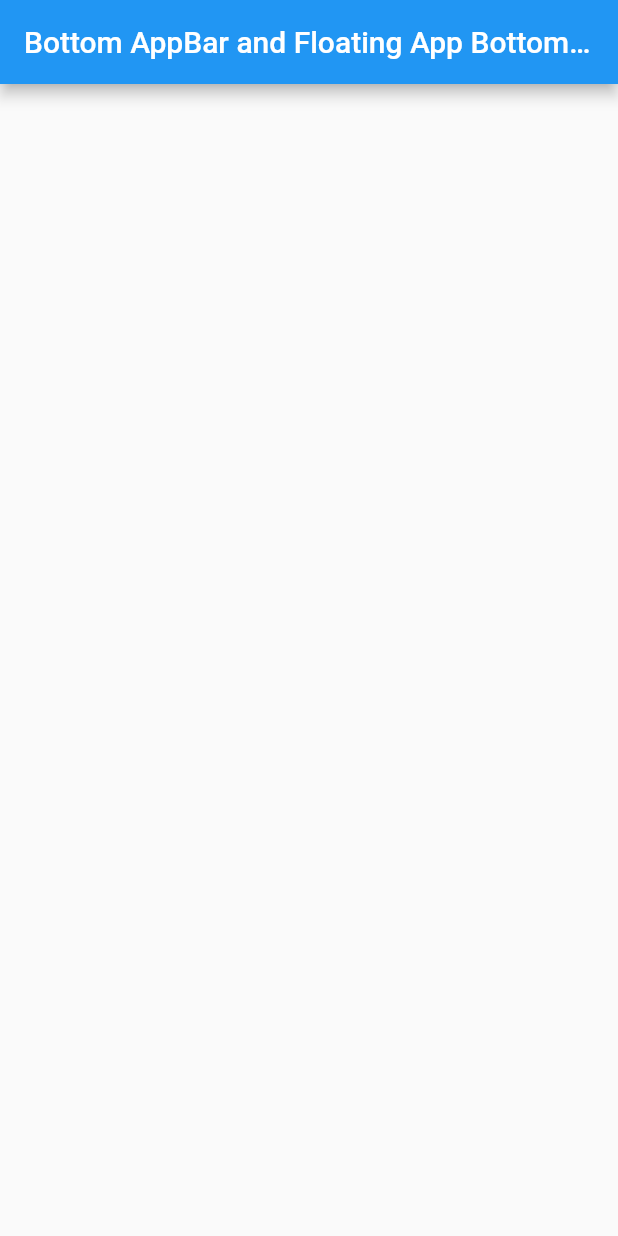
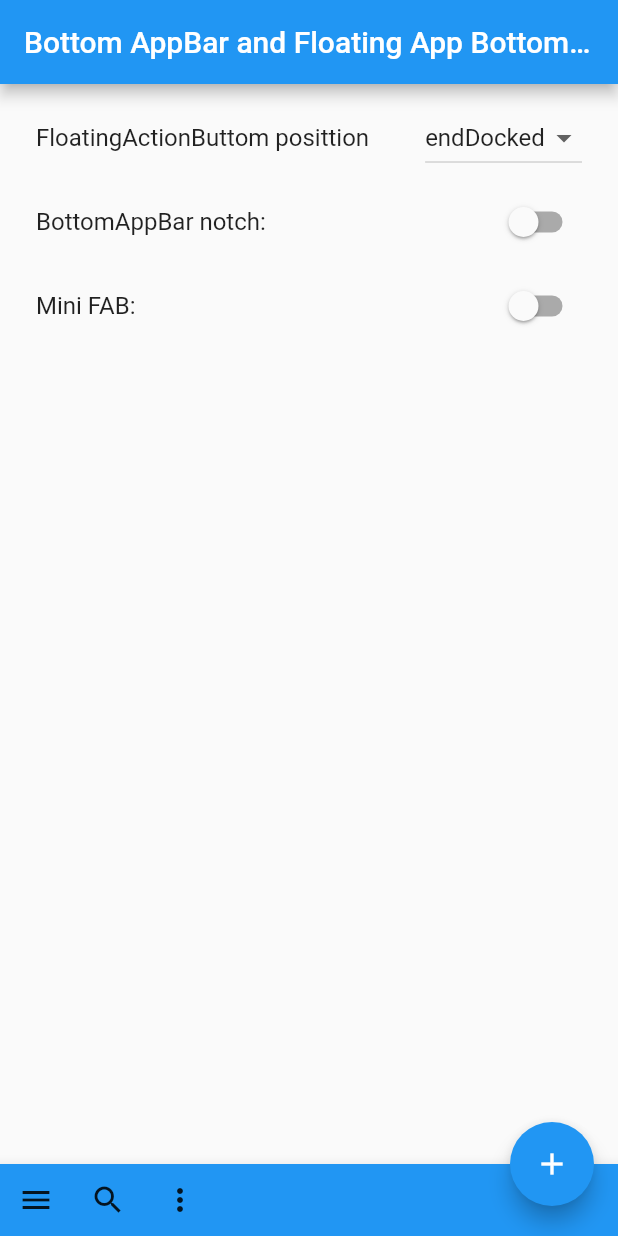
Before and after one commit to Bill-Zuckuberg/fl_bottom_appbar, a Flutter app: the screen it shows after launch, on a phone screen of 412 x 824 dp. Run offline on Flutter 3.47's test engine with Material 2 defaults, Android fonts, the phone set to English and light mode, and no system bars; our stand-ins replace fluttertoast.

Commit message:
generated bottom appbar

```diff
--- a/lib/main.dart
+++ b/lib/main.dart
@@ -1,4 +1,5 @@
 import 'package:flutter/material.dart';
+import 'package:fluttertoast/fluttertoast.dart';
 
 void main() {
   runApp(const MyApp());
@@ -15,29 +16,125 @@ class MyApp extends StatelessWidget {
       theme: ThemeData(
         primarySwatch: Colors.blue,
       ),
-      home: const MyHomePage(
+      home: const BottomAppbarExamble(
           title: 'Bottom AppBar and Floating App Bottom (FAB)'),
     );
   }
 }
 
-class MyHomePage extends StatefulWidget {
-  const MyHomePage({Key? key, required this.title}) : super(key: key);
+class BottomAppbarExamble extends StatefulWidget {
+  const BottomAppbarExamble({Key? key, required this.title}) : super(key: key);
 
   final String title;
 
   @override
-  State<MyHomePage> createState() => _MyHomePageState();
+  State<BottomAppbarExamble> createState() => _BottomAppbarExambleState();
 }
 
-class _MyHomePageState extends State<MyHomePage> {
+class _BottomAppbarExambleState extends State<BottomAppbarExamble> {
+  FloatingActionButtonLocation _fablocation =
+      FloatingActionButtonLocation.endDocked;
+
+  bool _isBottomBarnotched = false;
+  bool _isFabMini = false;
+
   @override
   Widget build(BuildContext context) {
     return Scaffold(
       appBar: AppBar(
         title: Text(widget.title),
       ),
-      body: Center(),
+      body: ListView(
+        padding: const EdgeInsets.all(8.0),
+        children: <Widget>[
+          ListTile(
+            title: const Text('FloatingActionButtom posittion'),
+            trailing: DropdownButton<FloatingActionButtonLocation>(
+              value: _fablocation,
+              onChanged: (FloatingActionButtonLocation? newVal) {
+                if (newVal != null) {
+                  setState(() {
+                    _fablocation = newVal;
+                  });
+                }
+              },
+              items: const [
+                DropdownMenuItem(
+                  child: Text('centerFloat'),
+                  value: FloatingActionButtonLocation.centerTop,
+                ),
+                DropdownMenuItem(
+                  child: Text('endFloat'),
+                  value: FloatingActionButtonLocation.endFloat,
+                ),
+                DropdownMenuItem(
+                  child: Text('endDocked'),
+                  value: FloatingActionButtonLocation.endDocked,
+                ),
+              ],
+            ),
+          ),
+          ListTile(
+            title: const Text('BottomAppBar notch: '),
+            trailing: Switch(
+              value: _isBottomBarnotched,
+              onChanged: (bool val) {
+                setState(() {
+                  _isBottomBarnotched = val;
+                });
+              },
+            ),
+          ),
+          ListTile(
+            title: const Text('Mini FAB: '),
+            trailing: Switch(
+              value: _isFabMini,
+              onChanged: (bool val) {
+                setState(() {
+                  _isFabMini = val;
+                });
+              },
+            ),
+          )
+        ],
+      ),
+      floatingActionButton: FloatingActionButton(
+        mini: _isFabMini,
+        onPressed: () =>
+            Fluttertoast.showToast(msg: 'Dummy floating action bottom'),
+        child: const Icon(Icons.add),
+      ),
+      floatingActionButtonLocation: _fablocation,
+      bottomNavigationBar: _buildBottomAppBar(context),
+    );
+  }
+
+  BottomAppBar _buildBottomAppBar(BuildContext context) {
+    return BottomAppBar(
+      shape: _isBottomBarnotched ? const CircularNotchedRectangle() : null,
+      color: Theme.of(context).primaryColor,
+      child: Row(
+        children: <Widget>[
+          IconButton(
+              onPressed: () {
+                showModalBottomSheet(
+                    context: context,
+                    builder: (BuildContext context) => Container(
+                          alignment: Alignment.center,
+                          height: 200,
+                          child: const Text('Dummy bottom sheet'),
+                        ));
+              },
+              icon: const Icon(Icons.menu)),
+          IconButton(
+              onPressed: () =>
+                  Fluttertoast.showToast(msg: "Dummy search action"),
+              icon: const Icon(Icons.search)),
+          IconButton(
+              onPressed: () => Fluttertoast.showToast(msg: 'Dummy menu action'),
+              icon: const Icon(Icons.more_vert))
+        ],
+      ),
     );
   }
 }
```
